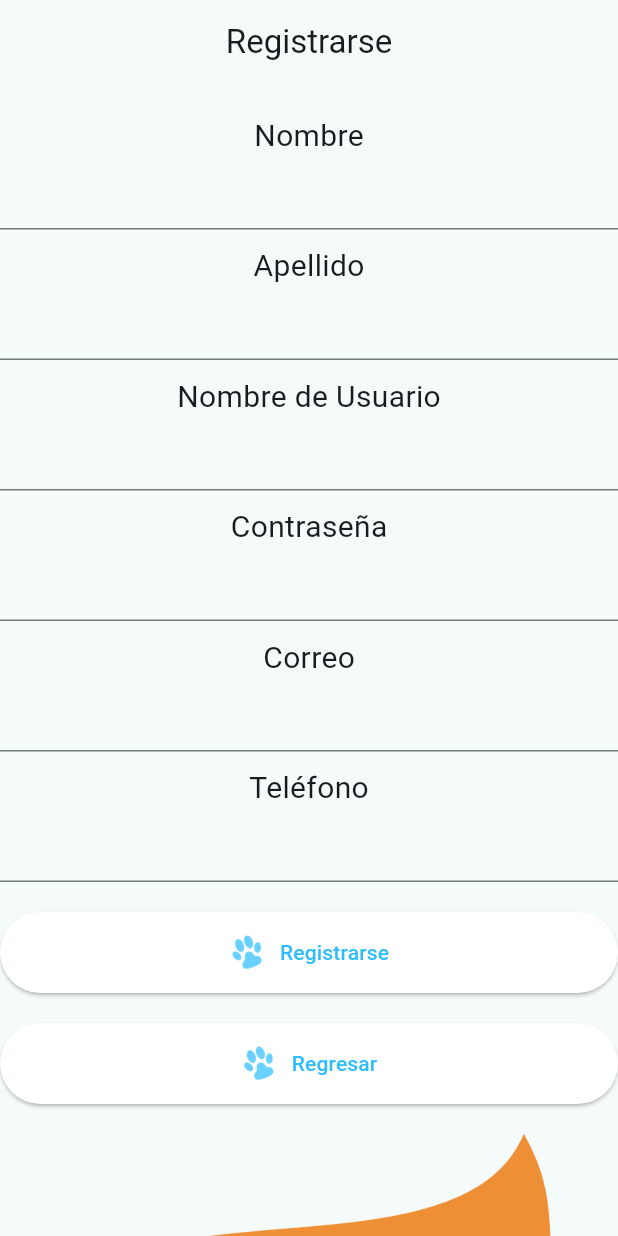
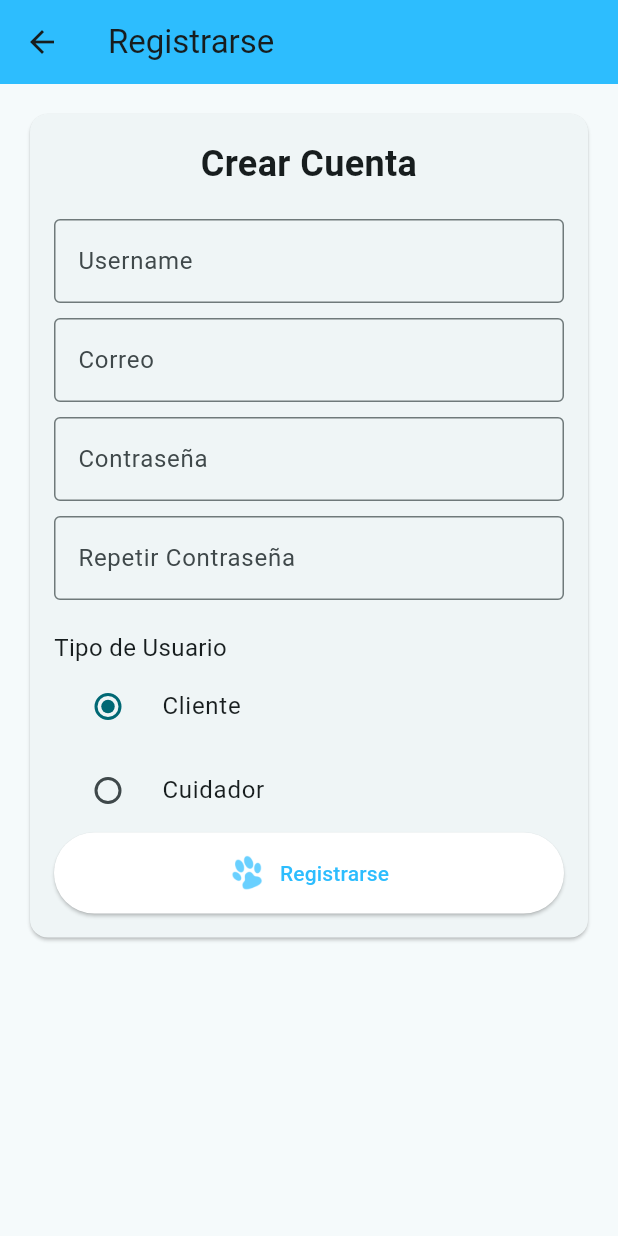
Before and after one commit to RonyC7/Huellitas_app, a Flutter app: the RegistroScreen screen opened directly, on a phone screen of 412 x 824 dp. Run offline on Flutter 3.47's test engine with Material 2 defaults, Android fonts, the light colour scheme and no system bars; our stand-ins replace carousel_slider; network calls fail.

Commit message:
Login y registro con Django

```diff
--- a/huellitas/lib/Registro.dart
+++ b/huellitas/lib/Registro.dart
@@ -1,109 +1,142 @@
 import 'package:flutter/material.dart';
-import 'ISeccion.dart'; // Importa la página de iniciar sesión (ISeccion)
-import 'main.dart';
+import 'package:http/http.dart' as http;
+import 'dart:convert';
 
-class RegistroScreen extends StatelessWidget {
+class RegistroScreen extends StatefulWidget {
+  @override
+  _RegistroScreenState createState() => _RegistroScreenState();
+}
+
+class _RegistroScreenState extends State<RegistroScreen> {
+  final _formKey = GlobalKey<FormState>();
+  String username = '';
+  String email = '';
+  String password = '';
+  String password2 = '';
+  String userType = 'customer';
+
+  Future<void> _register() async {
+    final url = Uri.parse('http://localhost:8000/api/registro/');
+
+    try {
+      final response = await http.post(url, body: {
+        'username': username,
+        'email': email,
+        'password1': password,
+        'password2': password2,
+        'user_type': userType,
+      });
+
+      final responseData = json.decode(response.body);
+
+      if (responseData['error'] != null) {
+        ScaffoldMessenger.of(context)
+            .showSnackBar(SnackBar(content: Text(responseData['error'])));
+      } else if (responseData['success'] != null) {
+        ScaffoldMessenger.of(context)
+            .showSnackBar(SnackBar(content: Text(responseData['success'])));
+        Navigator.pop(context); // Regresar a la pantalla anterior
+      } else {
+        ScaffoldMessenger.of(context)
+            .showSnackBar(SnackBar(content: Text('Error inesperado')));
+      }
+    } catch (error) {
+      ScaffoldMessenger.of(context).showSnackBar(SnackBar(
+          content:
+              Text('Error al conectar con el servidor' + error.toString())));
+      print(error);
+    }
+  }
+
   @override
   Widget build(BuildContext context) {
     return Scaffold(
       appBar: AppBar(
         title: Text('Registrarse'),
-        centerTitle: true,
-        automaticallyImplyLeading: false, // Esto quita la flecha de navegación
+        backgroundColor: Color(0xFF2DBDFE),
       ),
       body: SingleChildScrollView(
-        child: Center(
+        child: Padding(
+          padding: EdgeInsets.all(16.0),
+          child: Card(
+            child: Padding(
+              padding: EdgeInsets.all(16.0),
+              child: Form(
+                key: _formKey,
                 child: Column(
-            mainAxisAlignment: MainAxisAlignment.center,
-            children: [
-              Container(
-                margin: EdgeInsets.only(top: 20),
-                child: Column(
-                  children: [
+                  crossAxisAlignment: CrossAxisAlignment.stretch,
+                  children: <Widget>[
                     Text(
-                      'Nombre',
+                      'Crear Cuenta',
                       style: TextStyle(
-                        fontSize: 20.0,
+                          fontSize: 24.0, fontWeight: FontWeight.bold),
+                      textAlign: TextAlign.center,
                     ),
+                    SizedBox(height: 20.0),
+                    TextFormField(
+                      decoration: InputDecoration(
+                        labelText: 'Username',
+                        border: OutlineInputBorder(),
                       ),
-                    TextField(
-                        // Agrega las propiedades del campo de texto
+                      onChanged: (value) => username = value,
                     ),
                     SizedBox(height: 10.0),
-                    Text(
-                      'Apellido',
-                      style: TextStyle(
-                        fontSize: 20.0,
+                    TextFormField(
+                      decoration: InputDecoration(
+                        labelText: 'Correo',
+                        border: OutlineInputBorder(),
                       ),
-                    ),
-                    TextField(
-                        // Agrega las propiedades del campo de texto
+                      onChanged: (value) => email = value,
                     ),
                     SizedBox(height: 10.0),
-                    Text(
-                      'Nombre de Usuario',
-                      style: TextStyle(
-                        fontSize: 20.0,
+                    TextFormField(
+                      decoration: InputDecoration(
+                        labelText: 'Contraseña',
+                        border: OutlineInputBorder(),
                       ),
-                    ),
-                    TextField(
-                        // Agrega las propiedades del campo de texto
+                      obscureText: true,
+                      onChanged: (value) => password = value,
                     ),
                     SizedBox(height: 10.0),
-                    Text(
-                      'Contraseña',
-                      style: TextStyle(
-                        fontSize: 20.0,
+                    TextFormField(
+                      decoration: InputDecoration(
+                        labelText: 'Repetir Contraseña',
+                        border: OutlineInputBorder(),
                       ),
-                    ),
-                    TextField(
-                      // Agrega las propiedades del campo de texto para la contraseña
-                      obscureText: true, // Para ocultar la contraseña
-                    ),
-                    SizedBox(height: 10.0),
-                    Text(
-                      'Correo',
-                      style: TextStyle(
-                        fontSize: 20.0,
-                      ),
-                    ),
-                    TextField(
-                        // Agrega las propiedades del campo de texto
-                        ),
-                    SizedBox(height: 10.0),
-                    Text(
-                      'Teléfono',
-                      style: TextStyle(
-                        fontSize: 20.0,
-                      ),
-                    ),
-                    TextField(
-                        // Agrega las propiedades del campo de texto
-                        ),
-                  ],
-                ),
+                      obscureText: true,
+                      onChanged: (value) => password2 = value,
                     ),
                     SizedBox(height: 20.0),
+                    Align(
+                      alignment: Alignment.centerLeft,
+                      child: Text('Tipo de Usuario',
+                          style: TextStyle(fontSize: 16.0)),
+                    ),
+                    RadioListTile<String>(
+                      title: const Text('Cliente'),
+                      value: 'customer',
+                      groupValue: userType,
+                      onChanged: (String? value) {
+                        setState(() {
+                          userType = value!;
+                        });
+                      },
+                    ),
+                    RadioListTile<String>(
+                      title: const Text('Cuidador'),
+                      value: 'employee',
+                      groupValue: userType,
+                      onChanged: (String? value) {
+                        setState(() {
+                          userType = value!;
+                        });
+                      },
+                    ),
                     ElevatedButton(
-                onPressed: () {
-                  // Lógica para el botón "Registrarse"
-                  // Muestra un mensaje de "Usuario registrado"
-                  ScaffoldMessenger.of(context).showSnackBar(
-                    SnackBar(
-                      content: Text('Usuario registrado'),
-                    ),
-                  );
-
-                  // Navegar de vuelta a la página principal (main.dart)
-                  Navigator.of(context).pushReplacement(
-                    MaterialPageRoute(
-                      builder: (context) => MyApp(),
-                    ),
-                  );
-                },
+                      onPressed: _register,
                       style: ElevatedButton.styleFrom(
-                  padding:
-                      EdgeInsets.symmetric(vertical: 15.0, horizontal: 30.0),
+                        padding: EdgeInsets.symmetric(
+                            vertical: 15.0, horizontal: 30.0),
                         primary: Colors.white, // Cambia el color del botón
                       ),
                       child: Row(
@@ -118,54 +151,18 @@ class RegistroScreen extends StatelessWidget {
                           Text(
                             'Registrarse',
                             style: TextStyle(
-                        color: Color(0xFF2DBDFE), // Color original del texto
+                              color:
+                                  Color(0xFF2DBDFE), // Color original del texto
                             ),
                             textAlign: TextAlign.center,
                           ),
                         ],
                       ),
                     ),
-              SizedBox(height: 20.0),
-              ElevatedButton(
-                onPressed: () {
-                  // Navegar de vuelta a la página principal (main.dart)
-                  Navigator.of(context).pushReplacement(
-                    MaterialPageRoute(
-                      builder: (context) => MyApp(),
-                    ),
-                  );
-                },
-                style: ElevatedButton.styleFrom(
-                  padding:
-                      EdgeInsets.symmetric(vertical: 15.0, horizontal: 30.0),
-                  primary: Colors.white, // Cambia el color del botón
-                ),
-                child: Row(
-                  mainAxisAlignment: MainAxisAlignment.center,
-                  children: [
-                    Image.asset(
-                      'assets/images/HuellaAzul.png',
-                      width: 24,
-                      height: 24,
-                    ),
-                    SizedBox(width: 10),
-                    Text(
-                      'Regresar',
-                      style: TextStyle(
-                        color: Color(0xFF2DBDFE), // Color original del texto
-                      ),
-                      textAlign: TextAlign.center,
-                    ),
                   ],
                 ),
               ),
-              SizedBox(height: 20.0),
-              Image.asset(
-                'assets/images/ellipse-159.png',
-                width: 400,
-                height: 242,
             ),
-            ],
           ),
         ),
       ),
```
Also changed, not shown: huellitas/lib/Iseccion.dart (+58 -38 lines), huellitas/pubspec.lock. Lines whose indentation alone changed are shown as unchanged.
